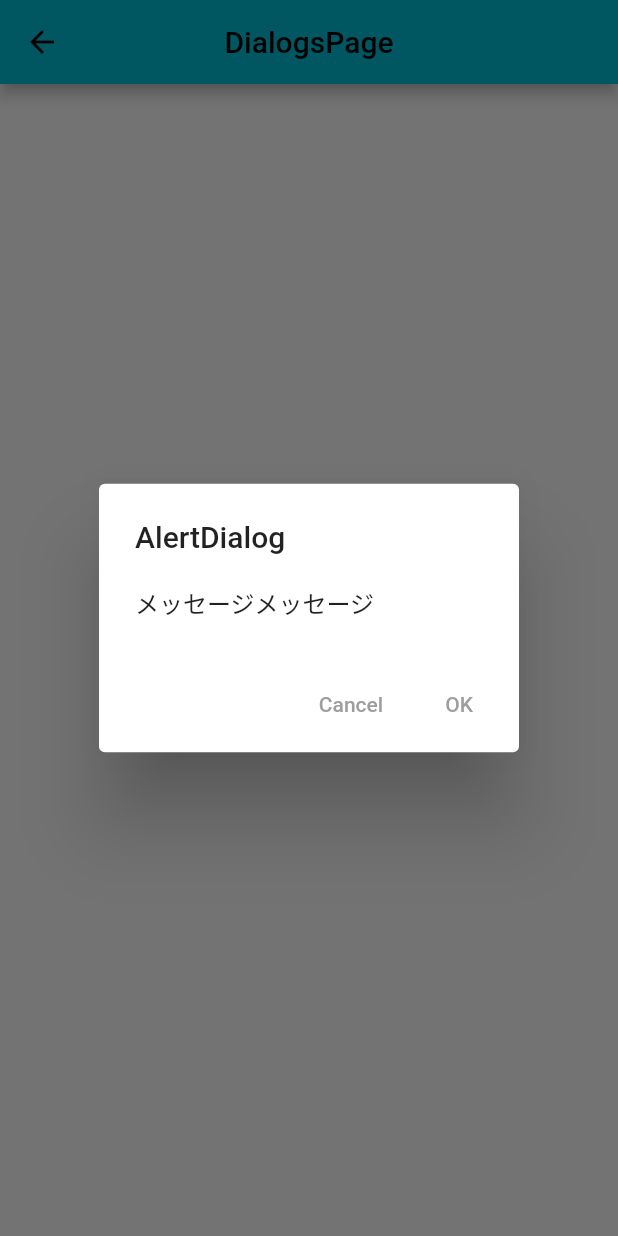
After one commit to h-enoki/flutter_sample, a Flutter app: the DialogsPage screen opened by its route, after a tap on "AlertDialog", on a phone screen of 412 x 824 dp. The commit adds this screen. Run offline on Flutter 3.47's test engine with Material 2 defaults, Android fonts, the phone set to English and light mode, and no system bars.

Commit message:
Dialogsのサンプル実装

```diff
--- /dev/null
+++ b/lib/src/components/dialog/my_alertDialog.dart
@@ -0,0 +1,31 @@
+import 'package:flutter/material.dart';
+
+class MyAlertDialog extends StatelessWidget {
+  const MyAlertDialog({
+    required this.title,
+    required this.content,
+    super.key,
+  });
+
+  final String title;
+  final String content;
+
+  @override
+  Widget build(BuildContext context) {
+    return AlertDialog(
+      title: Text(title),
+      content: Text(content),
+      actions: <Widget>[
+        // ボタン領域
+        TextButton(
+          child: const Text("Cancel"),
+          onPressed: () => Navigator.pop(context, "Cancel"),
+        ),
+        TextButton(
+          child: const Text("OK"),
+          onPressed: () => Navigator.pop(context, "OK"),
+        ),
+      ],
+    );
+  }
+}
--- a/lib/src/views/widget_sample/dialogs_page.dart
+++ b/lib/src/views/widget_sample/dialogs_page.dart
@@ -1,4 +1,6 @@
 import 'package:flutter/material.dart';
+import 'package:flutter_sample/src/components/dialog/my_alertDialog.dart';
+import 'package:flutter_sample/src/components/dialog/my_simpledialog.dart';
 import 'package:flutter_sample/src/components/my_app_bar.dart';
 
 class DialogsPage extends StatelessWidget {
@@ -21,9 +23,35 @@ class DialogsPage extends StatelessWidget {
 
   List<Widget> _items(BuildContext context) {
     return [
-      _myElevatedButton(context, "hoge", onPressed: () => debugPrint("hoge")),
-      _myElevatedButton(context, "hoge", onPressed: () => debugPrint("hoge")),
-      _myElevatedButton(context, "hoge"),
+      _myElevatedButton(
+        context,
+        "SimpleDialog",
+        onPressed: () async {
+          final String? selectedText = await showDialog<String>(
+            context: context,
+            builder: (_) {
+              return const MySimpleDialog(title: "SimpleDialog");
+            },
+          );
+          debugPrint(selectedText);
+        },
+      ),
+      _myElevatedButton(
+        context,
+        "AlertDialog",
+        onPressed: () async {
+          final String? selectedText = await showDialog<String>(
+            context: context,
+            builder: (_) {
+              return const MyAlertDialog(
+                title: "AlertDialog",
+                content: "メッセージメッセージ",
+              );
+            },
+          );
+          debugPrint(selectedText);
+        },
+      ),
     ];
   }
 
```
Also changed, not shown: lib/src/components/dialog/my_simpledialog.dart (added, +34 -0 lines).
